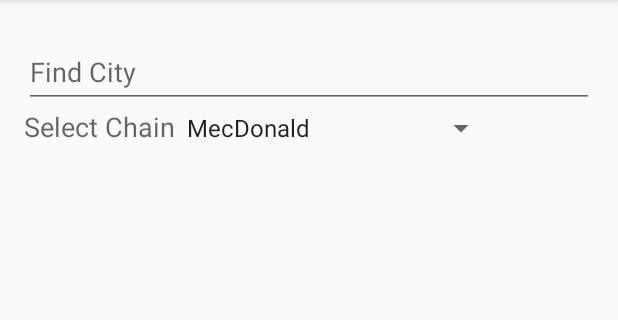
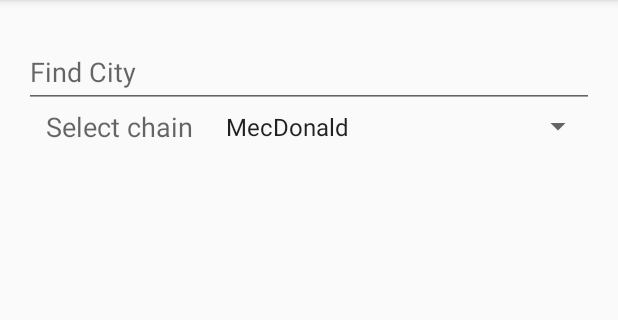
Before and after one commit to itkkk/FasterFood, an Android app: the screen it shows after launch (HomeActivity), in the side drawer, after a tap on "Login", on a phone screen of 412 x 824 dp, the part 84-404 px from its top. Run offline under Robolectric (Android 15) with nearby library versions, the phone set to English and light mode, and no system bars.

Commit message:
style changes (color accent etc)

```diff
--- a/app/src/main/java/it/uniba/di/ivu/sms16/gruppo3/fasterfood/HomeActivity.java
+++ b/app/src/main/java/it/uniba/di/ivu/sms16/gruppo3/fasterfood/HomeActivity.java
@@ -1,5 +1,6 @@
 package it.uniba.di.ivu.sms16.gruppo3.fasterfood;
 
+import android.content.ClipData;
 import android.graphics.Color;
 import android.os.Bundle;
 import android.support.design.widget.NavigationView;
@@ -8,6 +9,7 @@ import android.support.v4.widget.DrawerLayout;
 import android.support.v7.app.ActionBarDrawerToggle;
 import android.support.v7.app.AppCompatActivity;
 import android.support.v7.widget.Toolbar;
+import android.view.Menu;
 import android.view.MenuItem;
 import android.widget.ListView;
 
@@ -80,6 +82,15 @@ public class HomeActivity extends AppCompatActivity
 
         } else if(id == R.id.nav_locals){
 
+        } else if(id == R.id.nav_account_settings){
+
+        } else if(id == R.id.nav_logout){
+            item.setTitle("Logout");
+            item.setIcon(R.drawable.ic_logout);
+            //item.setCheckable(false);
+            Menu mMenu = mNavigationView.getMenu();
+            MenuItem accountSettings = mMenu.findItem(R.id.nav_account_settings);
+            accountSettings.setVisible(true);
         }
 
         mDrawer = (DrawerLayout) findViewById(R.id.drawer_layout);
--- a/app/src/main/res/drawable/item_drawer_color_state_list.xml
+++ b/app/src/main/res/drawable/item_drawer_color_state_list.xml
@@ -1,7 +1,7 @@
 <?xml version="1.0" encoding="utf-8"?>
 <selector xmlns:android="http://schemas.android.com/apk/res/android">
     <!-- This is used when the Navigation Item is checked -->
-    <item android:color="@color/colorPrimaryDark" android:state_checked="true" />
+    <item android:color="@color/colorAccent" android:state_checked="true" />
     <!-- This is the default text color -->
     <item android:color="@color/grey" />
 </selector>
--- a/app/src/main/res/layout/fragment_search.xml
+++ b/app/src/main/res/layout/fragment_search.xml
@@ -1,21 +1,16 @@
-<FrameLayout xmlns:android="http://schemas.android.com/apk/res/android"
+<LinearLayout xmlns:android="http://schemas.android.com/apk/res/android"
     xmlns:tools="http://schemas.android.com/tools"
+    android:orientation="vertical"
     android:layout_width="match_parent"
     android:layout_height="match_parent"
     tools:context=".SearchFragment"
+    android:paddingBottom="@dimen/activity_vertical_margin"
+    android:paddingLeft="@dimen/activity_horizontal_margin"
+    android:paddingRight="@dimen/activity_horizontal_margin"
+    android:paddingTop="@dimen/activity_vertical_margin"
+    android:focusable="true"
+    android:focusableInTouchMode="true"
     >
-
-
-    <LinearLayout
-        android:layout_width="match_parent"
-        android:layout_height="match_parent"
-        android:orientation="vertical"
-        android:paddingBottom="@dimen/activity_vertical_margin"
-        android:paddingLeft="@dimen/activity_horizontal_margin"
-        android:paddingRight="@dimen/activity_horizontal_margin"
-        android:paddingTop="@dimen/activity_vertical_margin"
-        android:focusable="true"
-        android:focusableInTouchMode="true">
 
         <android.support.design.widget.TextInputLayout
             android:layout_width="match_parent"
@@ -25,30 +20,31 @@
                 android:id="@+id/citySearch"
                 android:layout_width="match_parent"
                 android:layout_height="wrap_content"
-                android:hint="Find City"
+                android:hint="@string/search_hint"
                 android:maxLines="1"
                 android:singleLine="true"
                 />
 
         </android.support.design.widget.TextInputLayout>
 
-        <TableRow
+        <LinearLayout
+            android:orientation="horizontal"
             android:layout_width="match_parent"
-            android:layout_height="match_parent">
+            android:layout_height="wrap_content">
 
             <TextView
                 android:id="@+id/textView"
-                android:layout_width="wrap_content"
-                android:layout_height="wrap_content"
-                android:text="Select Chain"
+                android:layout_width="0dp"
+                android:layout_height="match_parent"
+                android:layout_weight="1"
+                android:text="@string/spinner_label"
+                android:gravity="center"
                 android:textAppearance="?android:attr/textAppearanceMedium" />
 
             <Spinner
                 android:id="@+id/spinner"
-                android:layout_width="wrap_content"
-                android:layout_height="wrap_content" />
-        </TableRow>
-
-    </LinearLayout>
-
-</FrameLayout>
+                android:layout_width="0dp"
+                android:layout_weight="2"
+                android:layout_height="match_parent" />
+        </LinearLayout>
+</LinearLayout>
--- a/app/src/main/res/menu/activity_main_drawer.xml
+++ b/app/src/main/res/menu/activity_main_drawer.xml
@@ -17,12 +17,13 @@
 
     </group>
     <item android:title="@string/other_settings">
-        <menu>
+        <menu android:id="@+id/drawer_menu">
             <group android:checkableBehavior="single">
                 <item
                     android:id="@+id/nav_account_settings"
                     android:icon="@drawable/ic_account"
-                    android:title="@string/account_settings" />
+                    android:title="@string/account_settings"
+                    android:visible="false"/>
                 <item
                     android:id="@+id/nav_logout"
                     android:icon="@drawable/ic_login"
--- a/app/src/main/res/values/colors.xml
+++ b/app/src/main/res/values/colors.xml
@@ -4,7 +4,7 @@
     <color name="colorPrimary">#FFC107</color>
     <color name="colorPrimaryLighter">#FFCA28</color>
     <color name="colorPrimaryLight">#FFD54F</color>
-    <color name="colorAccent">#4CAF50</color>
+    <color name="colorAccent">#3D5AFE</color>
     <color name="grey">#424242</color>
     <color name="light_grey">#BDBDBD</color>
 </resources>
--- a/app/src/main/res/values/strings.xml
+++ b/app/src/main/res/values/strings.xml
@@ -14,7 +14,7 @@
     <string name="error_field_required">This field is required</string>
     <string name="permission_rationale">"Contacts permissions are needed for providing email
         completions."
-    </string>o
+    </string>
     <string name="open_drawer">Open Navigation Drawer</string>
     <string name="closed_drawer">Close Navigation Drawer</string>
     <string name="home_settings">Home</string>
@@ -25,6 +25,8 @@
     <string name="account_settings">Account Settings</string>
     <string name="guest_string">Guest</string>
     <string name="guest_notification">Please login to start ordering</string>
+    <string name="search_hint">Find City</string>
+    <string name="spinner_label">Select chain</string>
 
 
 
```
